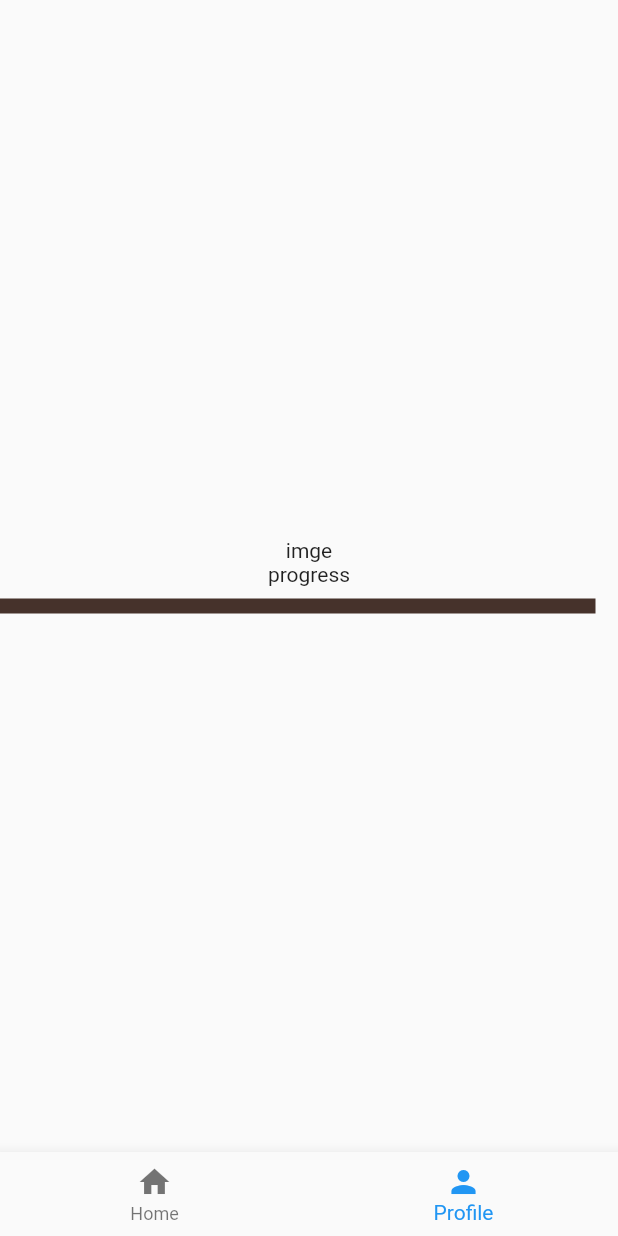
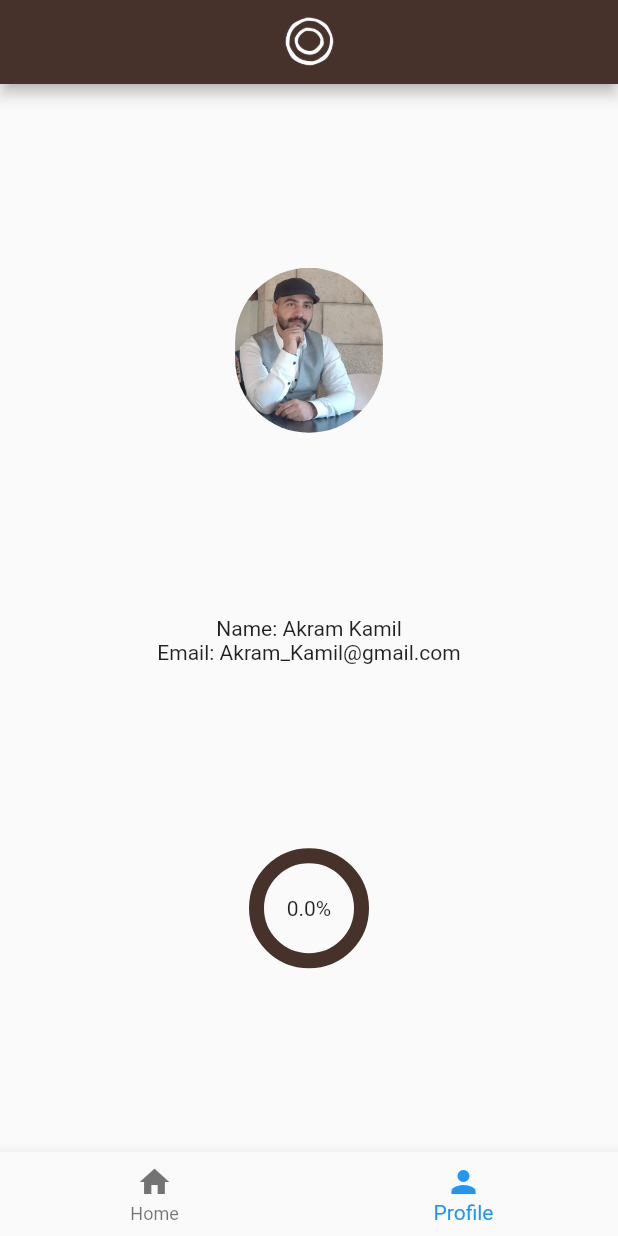
Before and after one commit to akramkamil/bet_drasha, a Flutter app: the ProfileScreen screen opened by its route, on a phone screen of 412 x 824 dp. Run offline on Flutter 3.47's test engine with Material 2 defaults, Android fonts, the phone set to English and light mode, and no system bars; drawn by our look-alikes of percent_indicator; our stand-ins replace audioplayers, firebase_auth, firebase_core, shared_preferences, youtube_player_flutter; accounts and stored records are empty.

Commit message:
make profile and add image and email and password

```diff
--- a/lib/screens/profile_screen.dart
+++ b/lib/screens/profile_screen.dart
@@ -1,6 +1,8 @@
 import 'package:bet_drasha/components/bottom_navigation.dart';
+import 'package:bet_drasha/constants.dart';
 import 'package:bet_drasha/provider/progress_provider.dart';
 import 'package:flutter/material.dart';
+import 'package:percent_indicator/circular_percent_indicator.dart';
 import 'package:provider/provider.dart';
 
 class ProfileScreen extends StatelessWidget {
@@ -11,25 +13,59 @@ class ProfileScreen extends StatelessWidget {
   @override
   Widget build(BuildContext context) {
     return Scaffold(
-      body: Center(
-        child: Column(
+      appBar: AppBar(
+        backgroundColor: kPrimaryColor,
+        automaticallyImplyLeading: false,
+        title: Row(
           mainAxisAlignment: MainAxisAlignment.center,
           children: [
-            Text('imge'),
-            Text('progress'),
-             Padding(
-                padding: const EdgeInsets.only(right :15.0, top: 8),
-                child:   LinearProgressIndicator(
-                value: Provider.of<ProgresProvider>(context, listen: true).progress /100,
-                color: Colors.amber,
-                backgroundColor:  const Color(0xff46322B),
-                minHeight: 10,
-                        ),
-              )
+            Image.asset(
+              'assets/images/logo/logo.png',
+              height: 40,
+              color: Colors.white,
+            )
           ],
         ),
       ),
-      bottomNavigationBar: BottomNavigation(currentIndex: 1,),
+      body: Center(
+        child: Column(
+          mainAxisAlignment: MainAxisAlignment.spaceEvenly,
+          children: [
+            ClipRRect(
+              borderRadius: BorderRadius.circular(50),
+              child: Image.asset(
+                'assets/images/profile/imageProfile.jpeg',
+                height: 110,
+              ),
+            ),
+            const Column(
+              mainAxisAlignment: MainAxisAlignment.end,
+              children: [
+                Text('Name: Akram Kamil'),
+            Text('Email: Akram_Kamil@gmail.com'),
+              ],
+            ),
+            CircularPercentIndicator(
+              percent: Provider.of<ProgresProvider>(context, listen: true)
+                      .progress /
+                  100,
+              progressColor: Colors.amber,
+              backgroundColor: const Color(0xff46322B),
+              lineWidth: 10,
+              radius: 40,
+              center: Text(
+                  (Provider.of<ProgresProvider>(context, listen: true)
+                                  .progress /
+                              100)
+                          .toString() +
+                      "%"),
+            )
+          ],
+        ),
+      ),
+      bottomNavigationBar: BottomNavigation(
+        currentIndex: 1,
+      ),
     );
   }
 }
--- a/pubspec.yaml
+++ b/pubspec.yaml
@@ -70,6 +70,8 @@ flutter:
     - assets/images/numbers/
     - assets/images/family_members/
     - assets/images/colors/
+    - assets/images/logo/
+    - assets/images/profile/
     - assets/sounds/phrases/
     - assets/sounds/numbers/
     - assets/sounds/family_members/
```
Also changed, not shown: assets/images/logo/logo.png (added), assets/images/profile/imageProfile.jpeg (added), 1 other file.
